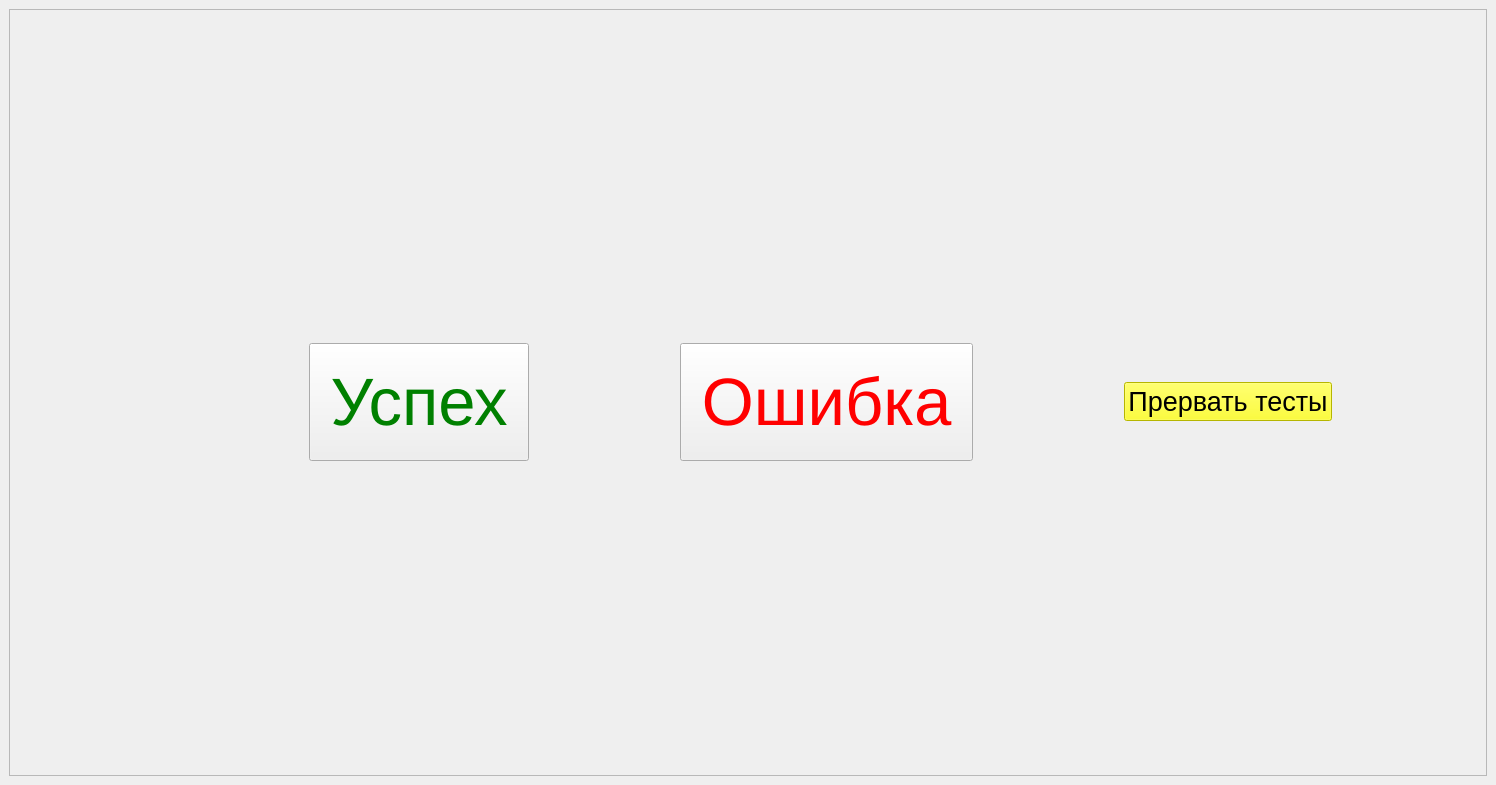
Qt form ui/test_patterns.ui (Mex93/MonoblockTests) before a commit.
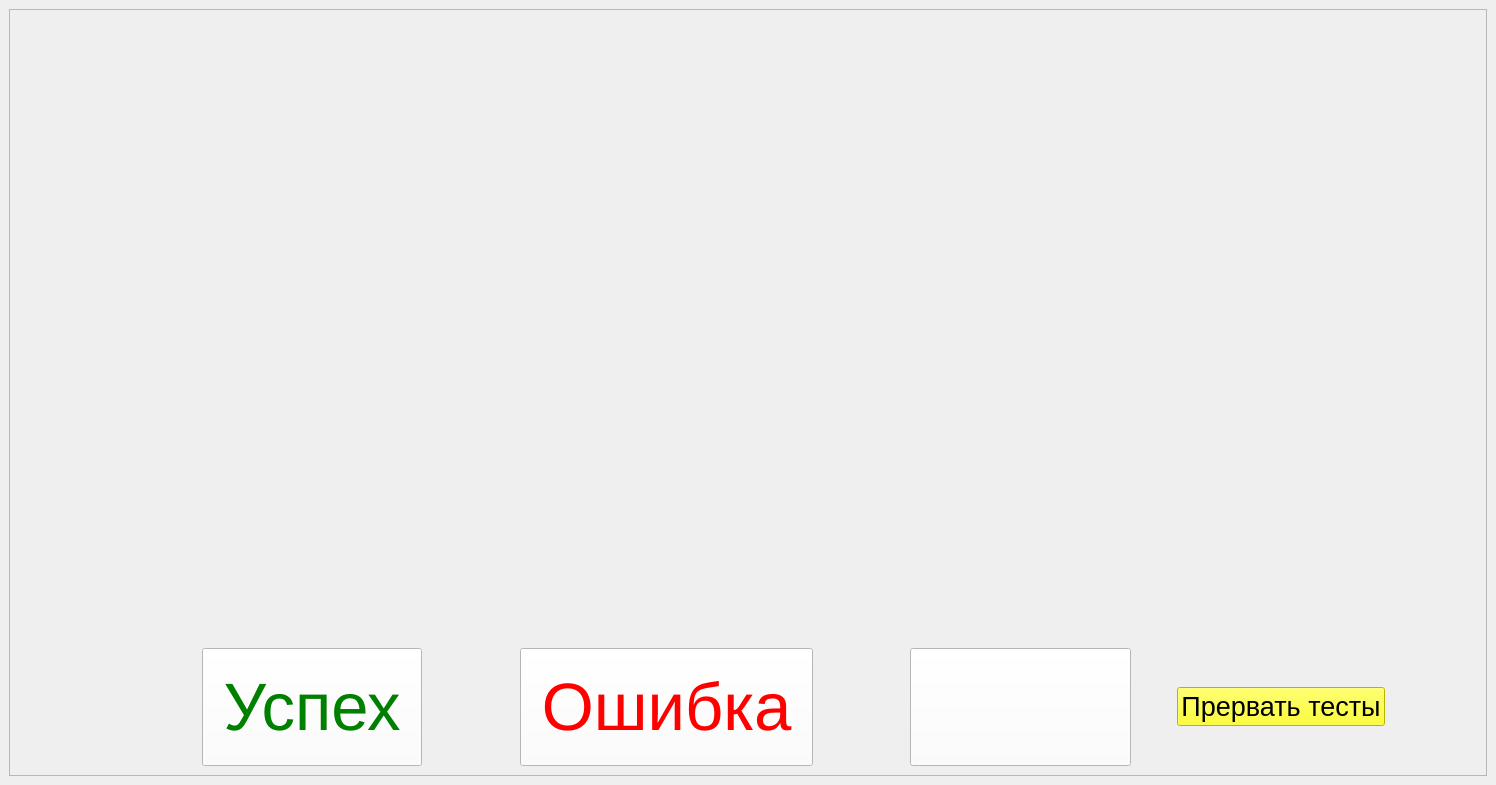
The same form after that commit. Icons and pictures are not drawn.

Commit message: display test completed

Patch:
```diff
--- a/ui/test_patterns.ui
+++ b/ui/test_patterns.ui
@@ -28,6 +28,19 @@
        <enum>QFrame::Shadow::Raised</enum>
       </property>
       <layout class="QVBoxLayout" name="verticalLayout">
+       <item>
+        <spacer name="verticalSpacer">
+         <property name="orientation">
+          <enum>Qt::Orientation::Vertical</enum>
+         </property>
+         <property name="sizeHint" stdset="0">
+          <size>
+           <width>20</width>
+           <height>40</height>
+          </size>
+         </property>
+        </spacer>
+       </item>
        <item>
         <layout class="QHBoxLayout" name="horizontalLayout">
          <property name="topMargin">
@@ -68,7 +81,8 @@
            </property>
            <property name="styleSheet">
             <string notr="true">color: green;
-padding: 20%;</string>
+padding: 20%;
+background: white;</string>
            </property>
            <property name="text">
             <string>Успех</string>
@@ -97,7 +111,8 @@
            </property>
            <property name="styleSheet">
             <string notr="true">color: red;
-padding: 20%;</string>
+padding: 20%;
+background: white;</string>
            </property>
            <property name="text">
             <string>Ошибка</string>
@@ -118,7 +133,46 @@
           </spacer>
          </item>
          <item>
-          <layout class="QHBoxLayout" name="horizontalLayout_4" stretch="0">
+          <widget class="QPushButton" name="pushButton_relaunch">
+           <property name="font">
+            <font>
+             <pointsize>50</pointsize>
+            </font>
+           </property>
+           <property name="styleSheet">
+            <string notr="true">color: red;
+padding: 20%;
+background: white;</string>
+           </property>
+           <property name="text">
+            <string/>
+           </property>
+           <property name="icon">
+            <iconset theme="QIcon::ThemeIcon::ViewRestore"/>
+           </property>
+           <property name="iconSize">
+            <size>
+             <width>50</width>
+             <height>50</height>
+            </size>
+           </property>
+          </widget>
+         </item>
+         <item>
+          <layout class="QHBoxLayout" name="horizontalLayout_4" stretch="0,0">
+           <item>
+            <spacer name="horizontalSpacer_6">
+             <property name="orientation">
+              <enum>Qt::Orientation::Horizontal</enum>
+             </property>
+             <property name="sizeHint" stdset="0">
+              <size>
+               <width>40</width>
+               <height>20</height>
+              </size>
+             </property>
+            </spacer>
+           </item>
            <item>
             <widget class="QPushButton" name="pushButton_all_test_break">
              <property name="font">
```
The commit also changes 15 other files.
